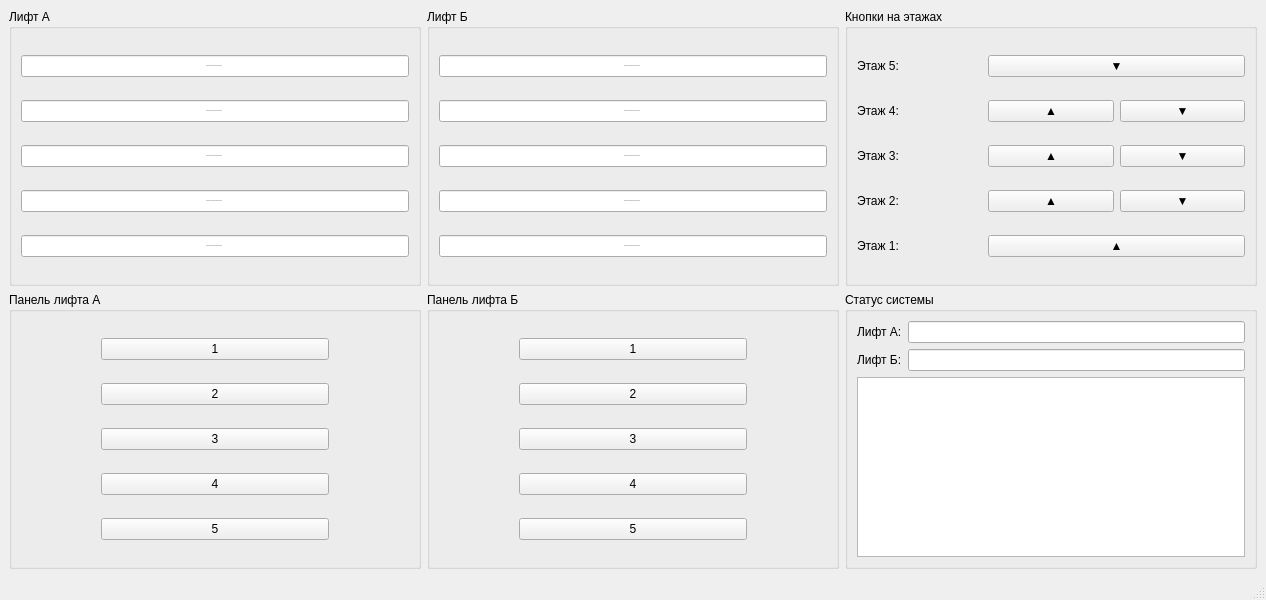
Old version of the form lab_04/ui/mainwindow.ui in the repository arist0crab/bmstu-iu7-4sem-oop.
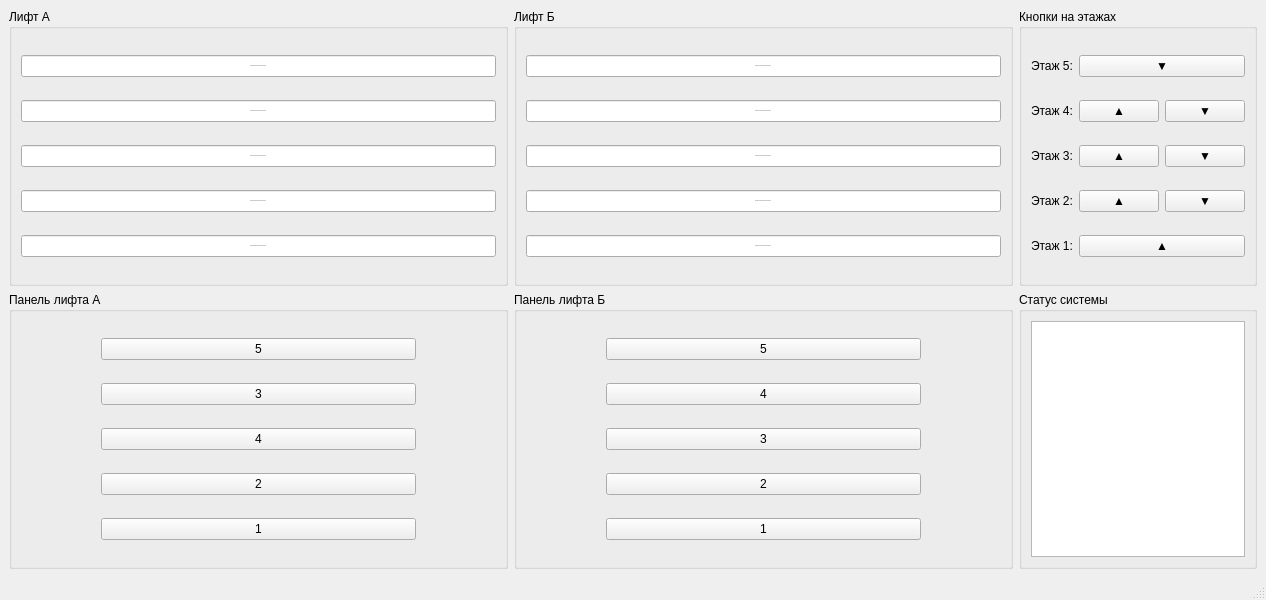
New version of the form.

Patch:
```diff
--- a/lab_04/ui/mainwindow.ui
+++ b/lab_04/ui/mainwindow.ui
@@ -260,27 +260,7 @@
        <string>Статус системы</string>
       </property>
       <layout class="QGridLayout" name="gridLayout_5">
-       <item row="0" column="0">
-        <widget class="QLabel" name="label_6">
-         <property name="text">
-          <string>Лифт А:</string>
-         </property>
-        </widget>
-       </item>
-       <item row="0" column="1">
-        <widget class="QLineEdit" name="liftAStatusBar"/>
-       </item>
-       <item row="1" column="0">
-        <widget class="QLabel" name="label_7">
-         <property name="text">
-          <string>Лифт Б:</string>
-         </property>
-        </widget>
-       </item>
-       <item row="1" column="1">
-        <widget class="QLineEdit" name="liftBStatusBar"/>
-       </item>
-       <item row="2" column="0" colspan="2">
+       <item row="0" column="0" colspan="2">
         <widget class="QTextEdit" name="processField">
          <property name="sizePolicy">
           <sizepolicy hsizetype="Ignored" vsizetype="Ignored">
@@ -414,37 +394,7 @@
        <string>Панель лифта А</string>
       </property>
       <layout class="QGridLayout" name="gridLayout_3">
-       <item row="0" column="0">
-        <spacer name="horizontalSpacer_2">
-         <property name="orientation">
-          <enum>Qt::Orientation::Horizontal</enum>
-         </property>
-         <property name="sizeType">
-          <enum>QSizePolicy::Policy::Maximum</enum>
-         </property>
-         <property name="sizeHint" stdset="0">
-          <size>
-           <width>80</width>
-           <height>20</height>
-          </size>
-         </property>
-        </spacer>
-       </item>
-       <item row="3" column="1">
-        <widget class="QPushButton" name="cabinAButton_4_floor">
-         <property name="text">
-          <string>4</string>
-         </property>
-        </widget>
-       </item>
        <item row="1" column="1">
-        <widget class="QPushButton" name="cabinAButton_2_floor">
-         <property name="text">
-          <string>2</string>
-         </property>
-        </widget>
-       </item>
-       <item row="2" column="1">
         <widget class="QPushButton" name="cabinAButton_3_floor">
          <property name="text">
           <string>3</string>
@@ -452,20 +402,34 @@
         </widget>
        </item>
        <item row="4" column="1">
-        <widget class="QPushButton" name="cabinAButton_5_floor">
-         <property name="text">
-          <string>5</string>
-         </property>
-        </widget>
-       </item>
-       <item row="0" column="1">
         <widget class="QPushButton" name="cabinAButton_1_floor">
          <property name="text">
           <string>1</string>
          </property>
         </widget>
        </item>
-       <item row="0" column="2">
+       <item row="3" column="1">
+        <widget class="QPushButton" name="cabinAButton_2_floor">
+         <property name="text">
+          <string>2</string>
+         </property>
+        </widget>
+       </item>
+       <item row="2" column="1">
+        <widget class="QPushButton" name="cabinAButton_4_floor">
+         <property name="text">
+          <string>4</string>
+         </property>
+        </widget>
+       </item>
+       <item row="0" column="1">
+        <widget class="QPushButton" name="cabinAButton_5_floor">
+         <property name="text">
+          <string>5</string>
+         </property>
+        </widget>
+       </item>
+       <item row="4" column="2">
         <spacer name="horizontalSpacer">
          <property name="orientation">
           <enum>Qt::Orientation::Horizontal</enum>
@@ -481,6 +445,22 @@
          </property>
         </spacer>
        </item>
+       <item row="4" column="0">
+        <spacer name="horizontalSpacer_2">
+         <property name="orientation">
+          <enum>Qt::Orientation::Horizontal</enum>
+         </property>
+         <property name="sizeType">
+          <enum>QSizePolicy::Policy::Maximum</enum>
+         </property>
+         <property name="sizeHint" stdset="0">
+          <size>
+           <width>80</width>
+           <height>20</height>
+          </size>
+         </property>
+        </spacer>
+       </item>
       </layout>
      </widget>
     </item>
@@ -590,13 +570,29 @@
        <string>Панель лифта Б</string>
       </property>
       <layout class="QGridLayout" name="gridLayout_4">
-       <item row="1" column="1">
-        <widget class="QPushButton" name="cabinBButton_2_floor">
+       <item row="8" column="1">
+        <widget class="QPushButton" name="cabinBButton_1_floor">
          <property name="text">
-          <string>2</string>
+          <string>1</string>
          </property>
         </widget>
        </item>
+       <item row="8" column="2">
+        <spacer name="horizontalSpacer_4">
+         <property name="orientation">
+          <enum>Qt::Orientation::Horizontal</enum>
+         </property>
+         <property name="sizeType">
+          <enum>QSizePolicy::Policy::Maximum</enum>
+         </property>
+         <property name="sizeHint" stdset="0">
+          <size>
+           <width>80</width>
+           <height>20</height>
+          </size>
+         </property>
+        </spacer>
+       </item>
        <item row="4" column="1">
         <widget class="QPushButton" name="cabinBButton_5_floor">
          <property name="text">
@@ -604,21 +600,21 @@
          </property>
         </widget>
        </item>
-       <item row="2" column="1">
+       <item row="7" column="1">
+        <widget class="QPushButton" name="cabinBButton_2_floor">
+         <property name="text">
+          <string>2</string>
+         </property>
+        </widget>
+       </item>
+       <item row="6" column="1">
         <widget class="QPushButton" name="cabinBButton_3_floor">
          <property name="text">
           <string>3</string>
          </property>
         </widget>
        </item>
-       <item row="3" column="1">
-        <widget class="QPushButton" name="cabinBButton_4_floor">
-         <property name="text">
-          <string>4</string>
-         </property>
-        </widget>
-       </item>
-       <item row="0" column="0">
+       <item row="8" column="0">
         <spacer name="horizontalSpacer_3">
          <property name="orientation">
           <enum>Qt::Orientation::Horizontal</enum>
@@ -634,29 +630,13 @@
          </property>
         </spacer>
        </item>
-       <item row="0" column="1">
-        <widget class="QPushButton" name="cabinBButton_1_floor">
+       <item row="5" column="1">
+        <widget class="QPushButton" name="cabinBButton_4_floor">
          <property name="text">
-          <string>1</string>
+          <string>4</string>
          </property>
         </widget>
        </item>
-       <item row="0" column="2">
-        <spacer name="horizontalSpacer_4">
-         <property name="orientation">
-          <enum>Qt::Orientation::Horizontal</enum>
-         </property>
-         <property name="sizeType">
-          <enum>QSizePolicy::Policy::Maximum</enum>
-         </property>
-         <property name="sizeHint" stdset="0">
-          <size>
-           <width>80</width>
-           <height>20</height>
-          </size>
-         </property>
-        </spacer>
-       </item>
       </layout>
      </widget>
     </item>
```
